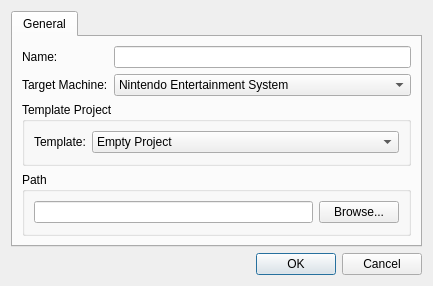
The window that apps/ide/designers/newprojectdialog.ui (christopherpow/nesicide) describes before a commit, drawn with Qt 5.
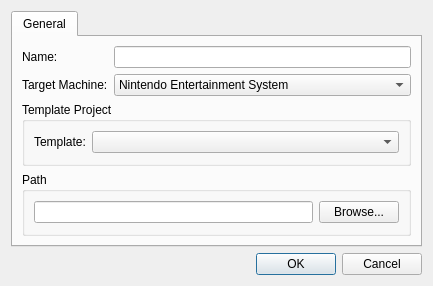
The same window after the commit. Icons and pictures are not drawn.

What changed in the file:
```diff
--- a/apps/ide/designers/newprojectdialog.ui
+++ b/apps/ide/designers/newprojectdialog.ui
@@ -82,13 +82,7 @@
            </widget>
           </item>
           <item row="0" column="1">
-           <widget class="QComboBox" name="templateProject">
-            <item>
-             <property name="text">
-              <string>Empty Project</string>
-             </property>
-            </item>
-           </widget>
+           <widget class="QComboBox" name="templateProject"/>
           </item>
          </layout>
         </widget>
```
